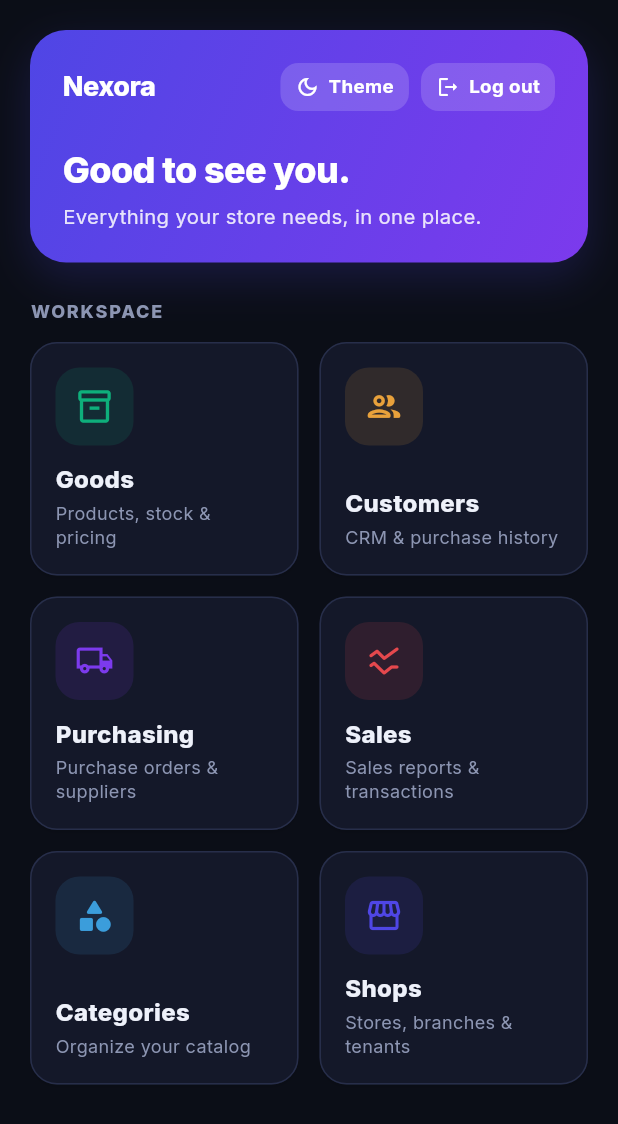
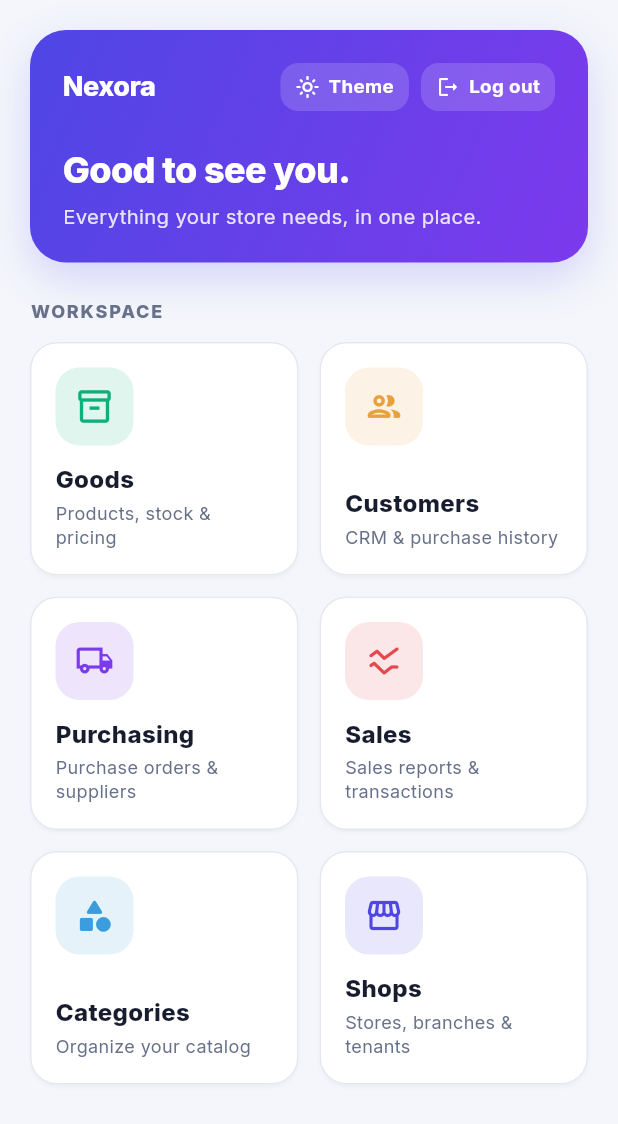
Before and after one commit to Amir-24368/nexora, a Flutter app: the AdminDashboard screen opened directly, after a tap on "Theme", on a phone screen of 412 x 824 dp. Shown: the top 1124 px of the screen. Run offline on Flutter 3.47's test engine with Material 3 defaults, Android fonts, the phone set to English and light mode, and no system bars; our stand-ins replace file_picker, shared_preferences; accounts and stored records are empty.

Commit message:
Fix admin theme toggle locked on light mode
The hero button read the platform brightness instead of the app's
ThemeMode, so with a light-mode system every tap computed "switch to
light" again. It now cycles light -> dark -> system from the real
app mode and shows the current mode's icon. NxTheme.of also now
resolves from the Material theme, not the raw platform brightness.

🤖 Generated with Codebuff
Co-Authored-By: Codebuff <noreply@codebuff.com>

```diff
--- a/nexora_frontend/lib/admin_dashboard.dart
+++ b/nexora_frontend/lib/admin_dashboard.dart
@@ -129,11 +129,20 @@ class _AdminHero extends StatelessWidget {
             children: [
               Text('Nexora', style: TextStyle(fontSize: 18, fontWeight: FontWeight.w800, letterSpacing: -0.3, color: onAccent)),
               const Spacer(),
-              _HeroAction(icon: Icons.dark_mode_outlined, label: 'Theme', onTap: () {
-                final mq = MediaQuery.of(context);
-                final dark = mq.platformBrightness == Brightness.dark;
-                nxThemeMode.value = dark ? ThemeMode.light : ThemeMode.dark;
-              }),
+              // Cycle based on the APP's theme mode (not the platform one),
+              // so the toggle works even when the mode is System.
+              ValueListenableBuilder<ThemeMode>(
+                valueListenable: nxThemeMode,
+                builder: (context, mode, _) => _HeroAction(
+                  icon: mode == ThemeMode.dark
+                      ? Icons.dark_mode_outlined
+                      : mode == ThemeMode.light
+                          ? Icons.light_mode_outlined
+                          : Icons.brightness_auto_outlined,
+                  label: 'Theme',
+                  onTap: () => nxThemeMode.value = nxNextTheme(mode),
+                ),
+              ),
               const SizedBox(width: 8),
               _HeroAction(icon: Icons.logout_rounded, label: 'Log out', onTap: onLogout),
             ],
--- a/nexora_frontend/lib/ui/theme.dart
+++ b/nexora_frontend/lib/ui/theme.dart
@@ -103,8 +103,12 @@ class NxTheme {
   );
 
   /// Palette for [context]'s current brightness.
+  ///
+  /// Uses the RESOLVED Material theme (which already accounts for the app's
+  /// ThemeMode), not the raw platform brightness — otherwise a dark app
+  /// theme on a light-mode device would pick the light palette.
   static NxTheme of(BuildContext context) {
-    final dark = MediaQuery.platformBrightnessOf(context) == Brightness.dark;
+    final dark = Theme.of(context).brightness == Brightness.dark;
     return dark ? NxTheme.dark : NxTheme.light;
   }
 
```
